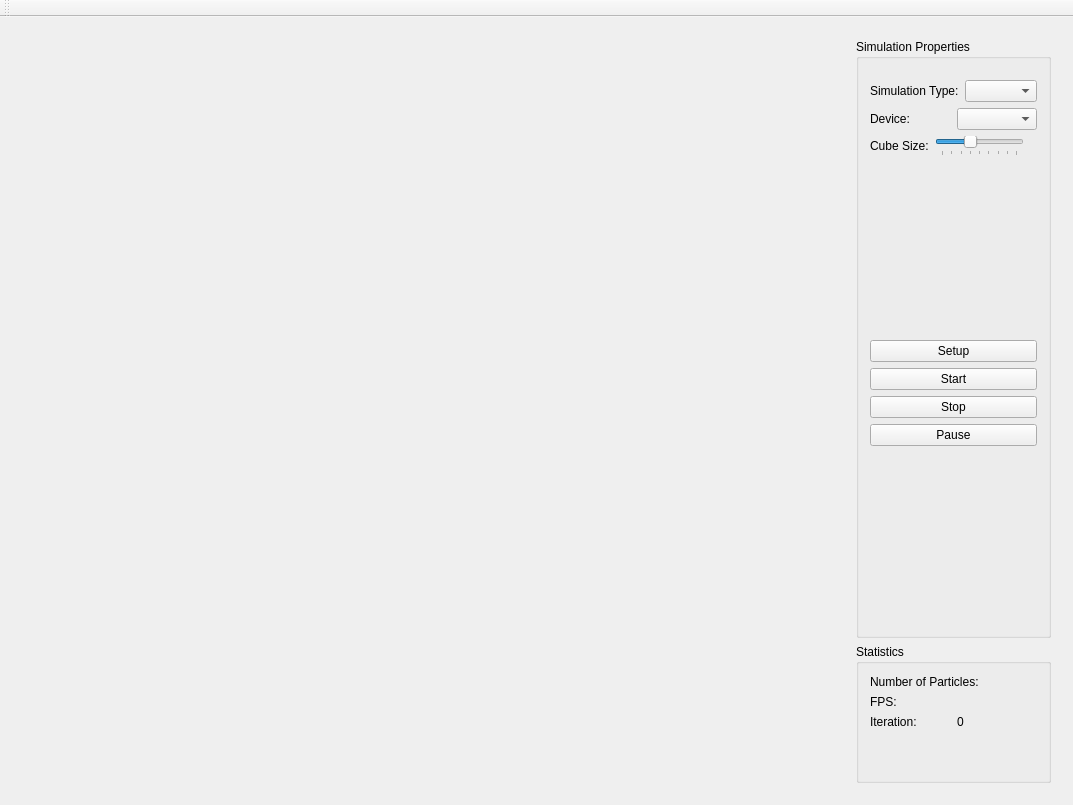
First picture: the form in ui/mainwindow.ui, repository mlykotom/gmu-water-simulation, before the edit.
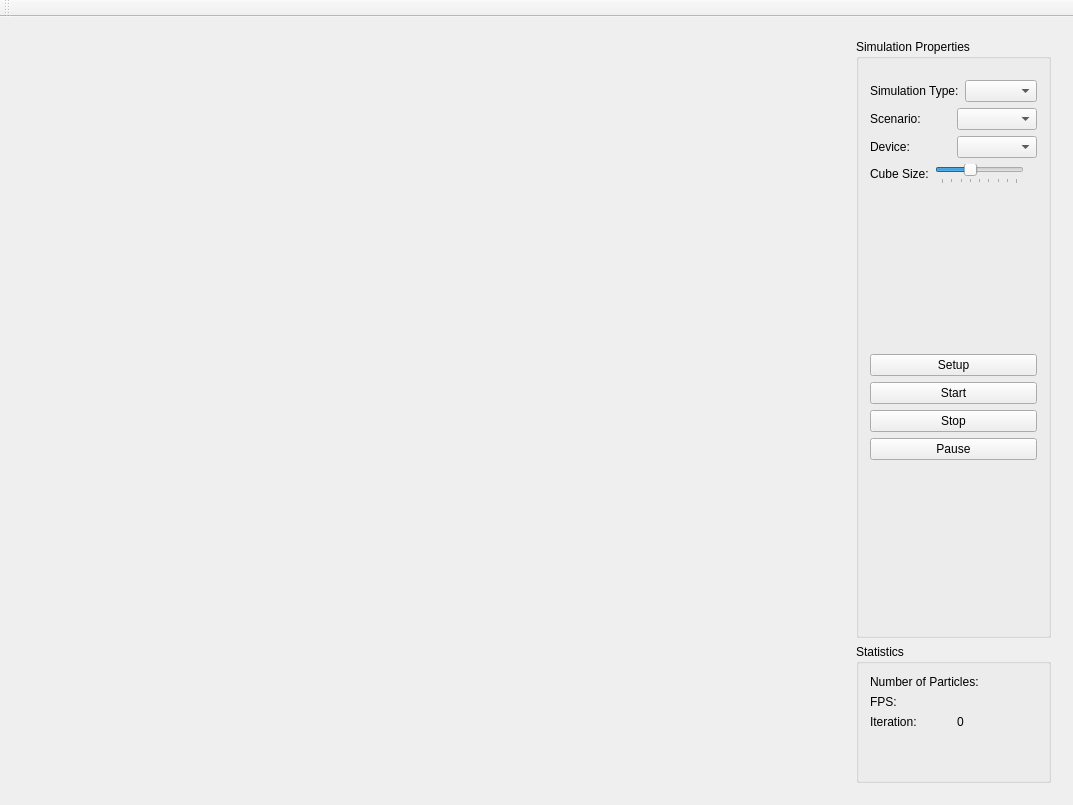
Second picture: the form after the edit.

Commit message: Working scenarios in CPU + brute

```diff
--- a/ui/mainwindow.ui
+++ b/ui/mainwindow.ui
@@ -153,6 +153,20 @@
               </item>
              </layout>
             </item>
+            <item>
+             <layout class="QHBoxLayout" name="horizontalLayout_7">
+              <item>
+               <widget class="QLabel" name="label_7">
+                <property name="text">
+                 <string>Scenario:</string>
+                </property>
+               </widget>
+              </item>
+              <item>
+               <widget class="QComboBox" name="scenarioComboBox"/>
+              </item>
+             </layout>
+            </item>
             <item>
              <layout class="QHBoxLayout" name="horizontalLayout">
               <item>
```
Left out of the diff: 5 changed lines with no effect on the pictures. The commit also changes 13 other files.
